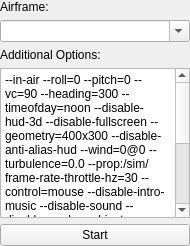
Old version of the form src/ui/QGCHilFlightGearConfiguration.ui in the repository mavlink/qgroundcontrol.
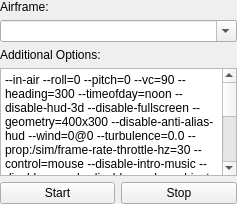
New version of the form.

Commit message: Added stop button for flightgear hil.

Patch:
```diff
--- a/src/ui/QGCHilFlightGearConfiguration.ui
+++ b/src/ui/QGCHilFlightGearConfiguration.ui
@@ -6,8 +6,8 @@
    <rect>
     <x>0</x>
     <y>0</y>
-    <width>190</width>
-    <height>246</height>
+    <width>237</width>
+    <height>204</height>
    </rect>
   </property>
   <property name="sizePolicy">
@@ -25,26 +25,13 @@
   <property name="autoFillBackground">
    <bool>false</bool>
   </property>
-  <layout class="QGridLayout" name="gridLayout" rowminimumheight="0,0,0,0,0,0">
+  <layout class="QGridLayout" name="gridLayout" rowminimumheight="0,0,0,0,0,0,0,0">
    <property name="margin">
     <number>0</number>
    </property>
    <property name="spacing">
     <number>6</number>
    </property>
-   <item row="5" column="0">
-    <widget class="QPushButton" name="startButton">
-     <property name="sizePolicy">
-      <sizepolicy hsizetype="Preferred" vsizetype="Fixed">
-       <horstretch>0</horstretch>
-       <verstretch>0</verstretch>
-      </sizepolicy>
-     </property>
-     <property name="text">
-      <string>Start</string>
-     </property>
-    </widget>
-   </item>
    <item row="0" column="0">
     <widget class="QLabel" name="aircraftPlaintextInfoLabel">
      <property name="text">
@@ -52,7 +39,7 @@
      </property>
     </widget>
    </item>
-   <item row="1" column="0">
+   <item row="1" column="0" colspan="2">
     <widget class="QComboBox" name="aircraftComboBox">
      <property name="sizePolicy">
       <sizepolicy hsizetype="Preferred" vsizetype="Fixed">
@@ -72,7 +59,7 @@
      </property>
     </widget>
    </item>
-   <item row="3" column="0">
+   <item row="3" column="0" colspan="2">
     <widget class="QPlainTextEdit" name="optionsPlainTextEdit">
      <property name="sizePolicy">
       <sizepolicy hsizetype="Preferred" vsizetype="Preferred">
@@ -81,7 +68,27 @@
       </sizepolicy>
      </property>
      <property name="plainText">
-      <string>--in-air --roll=0 --pitch=0 --vc=90 --heading=300 --timeofday=noon --disable-hud-3d --disable-fullscreen --geometry=400x300 --disable-anti-alias-hud --wind=0@0 --turbulence=0.0 --prop:/sim/frame-rate-throttle-hz=30 --control=mouse --disable-intro-music --disable-sound --disable-random-objects --disable-ai-models --shading-flat --fog-disable --disable-specular-highlight --disable-random-objects --disable-panel --disable-clouds --fdm=jsb --units-meters --notrim --prop:/engines/engine/running=true</string>
+      <string>--in-air --roll=0 --pitch=0 --vc=90 --heading=300 --timeofday=noon --disable-hud-3d --disable-fullscreen --geometry=400x300 --disable-anti-alias-hud --wind=0@0 --turbulence=0.0 --prop:/sim/frame-rate-throttle-hz=30 --control=mouse --disable-intro-music --disable-sound --disable-random-objects --disable-ai-models --shading-flat --fog-disable --disable-specular-highlight --disable-random-objects --disable-panel --disable-clouds --fdm=jsb --units-meters --prop:/engines/engine/running=true</string>
+     </property>
+    </widget>
+   </item>
+   <item row="5" column="0">
+    <widget class="QPushButton" name="startButton">
+     <property name="sizePolicy">
+      <sizepolicy hsizetype="Minimum" vsizetype="Fixed">
+       <horstretch>0</horstretch>
+       <verstretch>0</verstretch>
+      </sizepolicy>
+     </property>
+     <property name="text">
+      <string>Start</string>
+     </property>
+    </widget>
+   </item>
+   <item row="5" column="1">
+    <widget class="QPushButton" name="stopButton">
+     <property name="text">
+      <string>Stop</string>
      </property>
     </widget>
    </item>
```
The commit also changes 2 other files.
